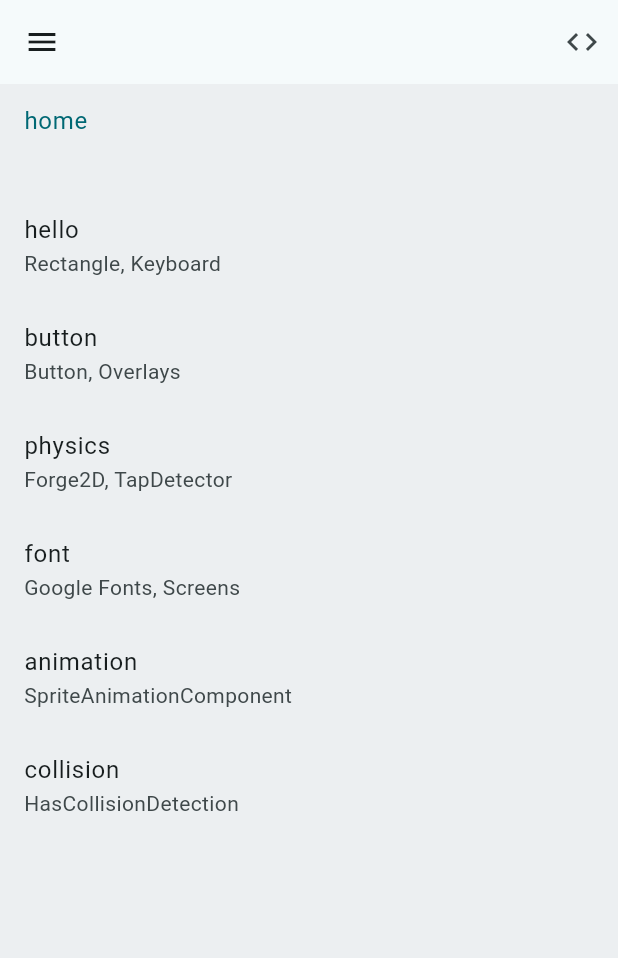
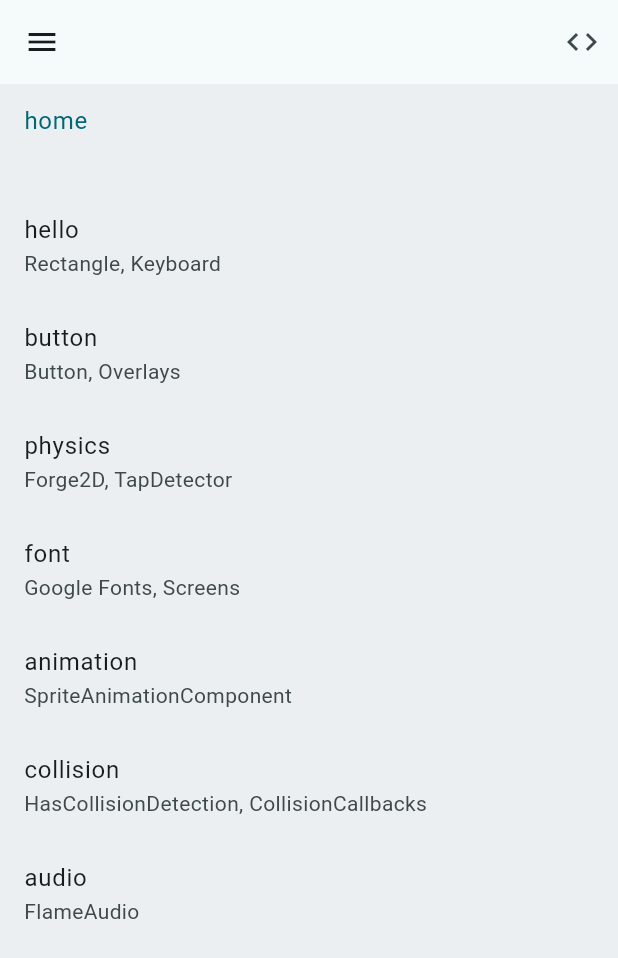
Before and after one commit to tnantoka/kaen, a Flutter app: the screen it shows after launch, on a phone screen of 412 x 824 dp. Shown: the top 958 px of the screen. Run offline on Flutter 3.47's test engine with Material 2 defaults, Android fonts, the phone set to English and light mode, and no system bars; missing offline and left inert: flame, flame_audio, flame_forge2d.

Commit message:
feat: audio

```diff
--- a/lib/main.dart
+++ b/lib/main.dart
@@ -1,5 +1,6 @@
 import 'package:flutter/material.dart';
 import 'package:kaen/pages/animation_page.dart';
+import 'package:kaen/pages/audio_page.dart';
 import 'package:kaen/pages/button_page.dart';
 import 'package:kaen/pages/collision_page.dart';
 import 'package:kaen/pages/font_page.dart';
@@ -49,33 +50,6 @@ class MyHomePage extends StatefulWidget {
 class _MyHomePageState extends State<MyHomePage> {
   @override
   Widget build(BuildContext context) {
-    Widget page;
-    switch (widget.route) {
-      case '':
-        page = const HomePage();
-        break;
-      case 'hello':
-        page = HelloPage();
-        break;
-      case 'button':
-        page = ButtonPage();
-        break;
-      case 'physics':
-        page = PhysicsPage();
-        break;
-      case 'font':
-        page = const FontPage();
-        break;
-      case 'animation':
-        page = AnimationPage();
-        break;
-      case 'collision':
-        page = CollisionPage();
-        break;
-      default:
-        throw UnimplementedError('no widget for $this.route');
-    }
-
     return LayoutBuilder(builder: (context, constraints) {
       return Scaffold(
         appBar: AppBar(
@@ -93,7 +67,7 @@ class _MyHomePageState extends State<MyHomePage> {
         ),
         body: Container(
           color: Colors.blueGrey.shade50,
-          child: page,
+          child: page(widget.route),
         ),
       );
     });
@@ -105,4 +79,27 @@ class _MyHomePageState extends State<MyHomePage> {
     final url = 'https://github.com/tnantoka/kaen/blob/main/lib/$path.dart';
     launchUrl(Uri.parse(url));
   }
+
+  Widget page(route) {
+    switch (route) {
+      case '':
+        return const HomePage();
+      case 'hello':
+        return HelloPage();
+      case 'button':
+        return ButtonPage();
+      case 'physics':
+        return PhysicsPage();
+      case 'font':
+        return const FontPage();
+      case 'animation':
+        return AnimationPage();
+      case 'collision':
+        return CollisionPage();
+      case 'audio':
+        return AudioPage();
+      default:
+        throw UnimplementedError('no widget for $route');
+    }
+  }
 }
--- a/lib/pages/page_list.dart
+++ b/lib/pages/page_list.dart
@@ -10,7 +10,8 @@ class PageList extends StatelessWidget {
     ['physics', 'Forge2D, TapDetector'],
     ['font', 'Google Fonts, Screens'],
     ['animation', 'SpriteAnimationComponent'],
-    ['collision', 'HasCollisionDetection'],
+    ['collision', 'HasCollisionDetection, CollisionCallbacks'],
+    ['audio', 'FlameAudio'],
   ];
 
   final String selected;
@@ -24,7 +25,7 @@ class PageList extends StatelessWidget {
             title: Text(page[0] == '' ? 'home' : page[0]),
             subtitle: Text(page[1]),
             onTap: () {
-              Navigator.pushNamed(context, '/${page[0]}');
+              Navigator.pushReplacementNamed(context, '/${page[0]}');
             },
             selected: page[0] == selected,
           ),
--- a/pubspec.yaml
+++ b/pubspec.yaml
@@ -11,6 +11,7 @@ dependencies:
     sdk: flutter
 
   flame: ^1.7.0
+  flame_audio: ^1.4.1
   flame_forge2d: ^0.12.5
   url_launcher: ^6.1.10
 
@@ -31,3 +32,4 @@ flutter:
 
   assets:
     - assets/images/
+    - assets/audio/
```
Also changed, not shown: lib/games/audio_game.dart (added, +42 -0 lines), lib/pages/audio_page.dart (added, +18 -0 lines), pubspec.lock, 9 other files.
